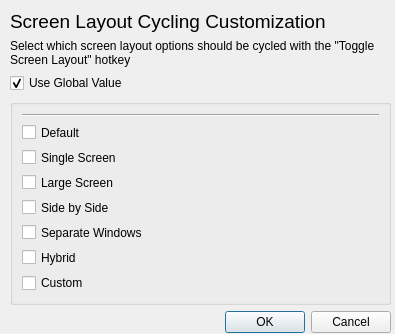
The window that core/src/citra_qt/configuration/configure_layout_cycle.ui (ReiKatari/STORM_3DS) describes before a commit, drawn with Qt 5.
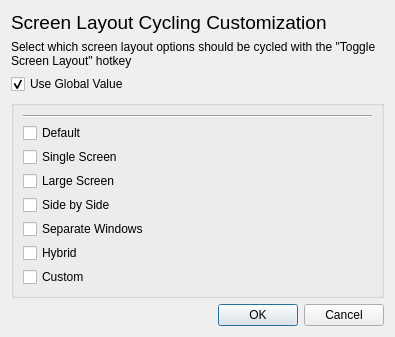
The same window after the commit.

Patch:
```diff
--- a/core/src/citra_qt/configuration/configure_layout_cycle.ui
+++ b/core/src/citra_qt/configuration/configure_layout_cycle.ui
@@ -19,23 +19,14 @@
     <verstretch>0</verstretch>
    </sizepolicy>
   </property>
-  <widget class="QWidget" name="verticalLayoutWidget">
-   <property name="geometry">
-    <rect>
-     <x>10</x>
-     <y>10</y>
-     <width>381</width>
-     <height>323</height>
-    </rect>
-   </property>
-   <layout class="QVBoxLayout" name="verticalLayout" stretch="1,1,0,0,1">
+  <layout class="QVBoxLayout" name="verticalLayout" stretch="0,0,0,1,0">
     <property name="sizeConstraint">
      <enum>QLayout::SetDefaultConstraint</enum>
     </property>
     <item>
      <widget class="QLabel" name="label">
       <property name="sizePolicy">
-       <sizepolicy hsizetype="Preferred" vsizetype="Fixed">
+      <sizepolicy hsizetype="Preferred" vsizetype="Preferred">
         <horstretch>0</horstretch>
         <verstretch>0</verstretch>
        </sizepolicy>
@@ -48,12 +39,15 @@
       <property name="text">
        <string>Screen Layout Cycling Customization</string>
       </property>
+     <property name="wordWrap">
+      <bool>true</bool>
+     </property>
      </widget>
     </item>
     <item>
      <widget class="QLabel" name="instructions">
       <property name="sizePolicy">
-       <sizepolicy hsizetype="Preferred" vsizetype="Fixed">
+      <sizepolicy hsizetype="Preferred" vsizetype="Preferred">
         <horstretch>0</horstretch>
         <verstretch>0</verstretch>
        </sizepolicy>
@@ -173,7 +167,6 @@
      </widget>
     </item>
    </layout>
-  </widget>
  </widget>
  <resources/>
  <connections>
```
Lines whose indentation alone changed are shown as unchanged.
